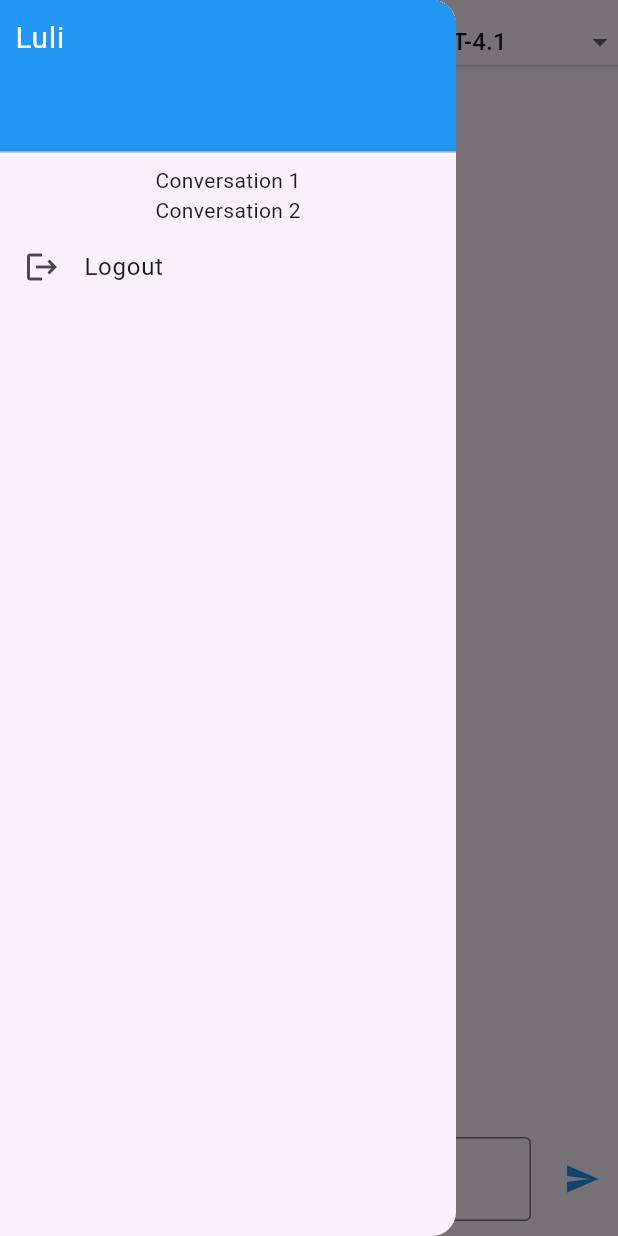
After one commit to Do2304/App-Chat, a Flutter app: the ChatScreen screen opened by its route, with the side drawer open, on a phone screen of 412 x 824 dp. The commit adds this screen. Run offline on Flutter 3.47's test engine with Material 3 defaults, Android fonts, the phone set to English and light mode, and no system bars; our stand-ins replace firebase_auth, firebase_core, google_sign_in, jwt_decoder, shared_preferences; accounts and stored records are empty.

Commit message:
Feat: part5 feat logout flow

```diff
--- /dev/null
+++ b/appchat/lib/widgets/appDrawer.dart
@@ -0,0 +1,43 @@
+import 'package:firebase_auth/firebase_auth.dart';
+import 'package:flutter/material.dart';
+import 'package:google_sign_in/google_sign_in.dart';
+import 'package:shared_preferences/shared_preferences.dart';
+
+class Appdrawer extends StatelessWidget {
+  const Appdrawer({super.key});
+  @override
+  Widget build(BuildContext context) {
+    return Drawer(
+      child: Column(
+        children: [
+          SizedBox(
+            height: 110,
+            child: DrawerHeader(
+              padding: EdgeInsets.all(10),
+              decoration: BoxDecoration(color: Colors.blue),
+              child: SizedBox.expand(
+                child: Text(
+                  "Luli",
+                  style: TextStyle(color: Colors.white, fontSize: 20),
+                ),
+              ),
+            ),
+          ),
+          Container(child: Text("Conversation 1")),
+          Container(child: Text("Conversation 2")),
+          ListTile(
+            title: Text("Logout"),
+            leading: const Icon(Icons.logout),
+            onTap: () async {
+              final prefs = await SharedPreferences.getInstance();
+              await prefs.remove("token");
+              await FirebaseAuth.instance.signOut();
+              await GoogleSignIn().signOut();
+              Navigator.pushReplacementNamed(context, "/login");
+            },
+          ),
+        ],
+      ),
+    );
+  }
+}
```
Also changed, not shown: appchat/lib/ChatScreen.dart (+2 -40 lines).
